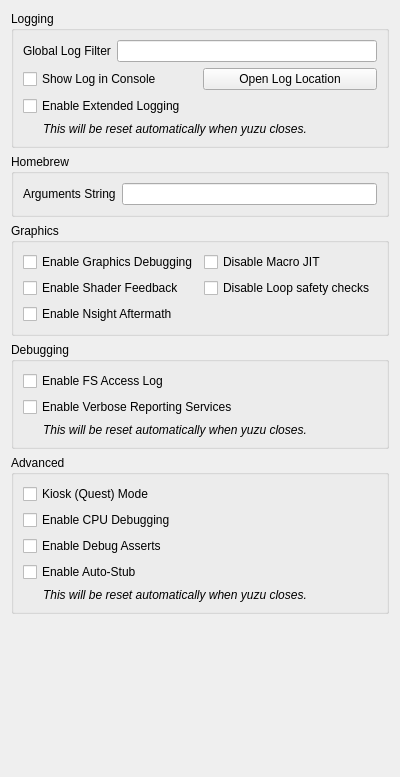
Old version of the form src/yuzu/configuration/configure_debug.ui in the repository QuantumGhost/yuzu.
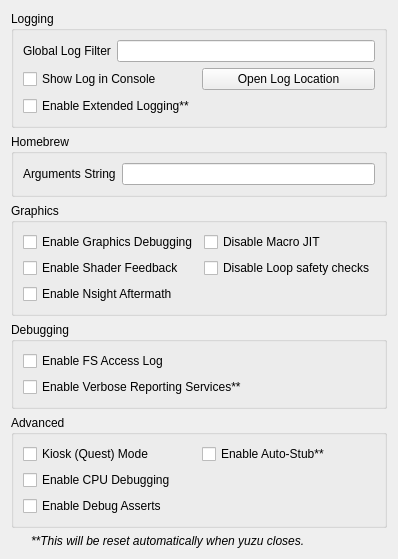
New version of the form.

Diff of the .ui file:
```diff
--- a/src/yuzu/configuration/configure_debug.ui
+++ b/src/yuzu/configuration/configure_debug.ui
@@ -2,26 +2,15 @@
 <ui version="4.0">
  <class>ConfigureDebug</class>
  <widget class="QWidget" name="ConfigureDebug">
-  <property name="geometry">
-   <rect>
-    <x>0</x>
-    <y>0</y>
-    <width>400</width>
-    <height>777</height>
-   </rect>
-  </property>
-  <property name="windowTitle">
-   <string>Form</string>
-  </property>
   <layout class="QVBoxLayout" name="verticalLayout_1">
    <item>
     <widget class="QGroupBox" name="groupBox_2">
      <property name="title">
       <string>Logging</string>
      </property>
-     <layout class="QVBoxLayout" name="verticalLayout_4">
-      <item>
-       <layout class="QHBoxLayout" name="horizontalLayout_2">
+        <layout class="QGridLayout" name="gridLayout_1">
+         <item row="0" column="0" colspan="2">
+          <layout class="QHBoxLayout" name="horizontalLayout_1">
         <item>
          <widget class="QLabel" name="label_1">
           <property name="text">
@@ -34,25 +23,21 @@
         </item>
        </layout>
       </item>
-      <item>
-       <layout class="QHBoxLayout" name="horizontalLayout_3">
-        <item>
+         <item row="1" column="0">
          <widget class="QCheckBox" name="toggle_console">
           <property name="text">
            <string>Show Log in Console</string>
           </property>
          </widget>
         </item>
-        <item>
+         <item row="1" column="1">
          <widget class="QPushButton" name="open_log_button">
           <property name="text">
            <string>Open Log Location</string>
           </property>
          </widget>
         </item>
-       </layout>
-      </item>
-      <item>
+         <item row="2" column="0">
        <widget class="QCheckBox" name="extended_logging">
         <property name="enabled">
          <bool>true</bool>
@@ -61,22 +46,7 @@
          <string>When checked, the max size of the log increases from 100 MB to 1 GB</string>
         </property>
         <property name="text">
-         <string>Enable Extended Logging</string>
-        </property>
-       </widget>
-      </item>
-      <item>
-       <widget class="QLabel" name="label_2">
-        <property name="font">
-         <font>
-          <italic>true</italic>
-         </font>
-        </property>
-        <property name="text">
-         <string>This will be reset automatically when yuzu closes.</string>
-        </property>
-        <property name="indent">
-         <number>20</number>
+           <string>Enable Extended Logging**</string>
         </property>
        </widget>
       </item>
@@ -111,7 +81,7 @@
      <property name="title">
       <string>Graphics</string>
      </property>
-     <layout class="QGridLayout" name="gridLayout_3">
+     <layout class="QGridLayout" name="gridLayout_2">
       <item row="0" column="0">
        <widget class="QCheckBox" name="enable_graphics_debugging">
         <property name="enabled">
@@ -176,33 +146,18 @@
      <property name="title">
       <string>Debugging</string>
      </property>
-     <layout class="QVBoxLayout" name="verticalLayout_7">
-      <item>
+     <layout class="QGridLayout" name="gridLayout_3">
+      <item row="0" column="0">
        <widget class="QCheckBox" name="fs_access_log">
         <property name="text">
          <string>Enable FS Access Log</string>
         </property>
        </widget>
       </item>
-      <item>
+      <item row="1" column="0">
        <widget class="QCheckBox" name="reporting_services">
         <property name="text">
-         <string>Enable Verbose Reporting Services</string>
-        </property>
-       </widget>
-      </item>
-      <item>
-       <widget class="QLabel" name="label_4">
-        <property name="font">
-         <font>
-          <italic>true</italic>
-         </font>
-        </property>
-        <property name="text">
-         <string>This will be reset automatically when yuzu closes.</string>
-        </property>
-        <property name="indent">
-         <number>20</number>
+         <string>Enable Verbose Reporting Services**</string>
         </property>
        </widget>
       </item>
@@ -214,33 +169,36 @@
      <property name="title">
       <string>Advanced</string>
      </property>
-     <layout class="QVBoxLayout" name="verticalLayout_8">
-      <item>
+     <layout class="QGridLayout" name="gridLayout_4">
+      <item> row="0" column="0">
        <widget class="QCheckBox" name="quest_flag">
         <property name="text">
          <string>Kiosk (Quest) Mode</string>
         </property>
        </widget>
       </item>
-      <item>
+      <item row="1" column="0">
        <widget class="QCheckBox" name="enable_cpu_debugging">
         <property name="text">
          <string>Enable CPU Debugging</string>
         </property>
        </widget>
       </item>
-      <item>
+      <item row="2" column="0">
        <widget class="QCheckBox" name="use_debug_asserts">
         <property name="text">
          <string>Enable Debug Asserts</string>
         </property>
        </widget>
       </item>
-      <item>
+      <item row="0" column="1">
        <widget class="QCheckBox" name="use_auto_stub">
         <property name="text">
-         <string>Enable Auto-Stub</string>
+         <string>Enable Auto-Stub**</string>
         </property>
+       </widget>
+      </item>
+     </layout>
        </widget>
       </item>
       <item>
@@ -251,31 +209,12 @@
          </font>
         </property>
         <property name="text">
-         <string>This will be reset automatically when yuzu closes.</string>
+      <string>**This will be reset automatically when yuzu closes.</string>
         </property>
         <property name="indent">
          <number>20</number>
         </property>
        </widget>
-      </item>
-     </layout>
-    </widget>
-   </item>
-   <item>
-    <spacer name="verticalSpacer">
-     <property name="orientation">
-      <enum>Qt::Vertical</enum>
-     </property>
-     <property name="sizeType">
-      <enum>QSizePolicy::Expanding</enum>
-     </property>
-     <property name="sizeHint" stdset="0">
-      <size>
-       <width>20</width>
-       <height>40</height>
-      </size>
-     </property>
-    </spacer>
    </item>
   </layout>
  </widget>
```
Lines whose indentation alone changed are shown as unchanged.
